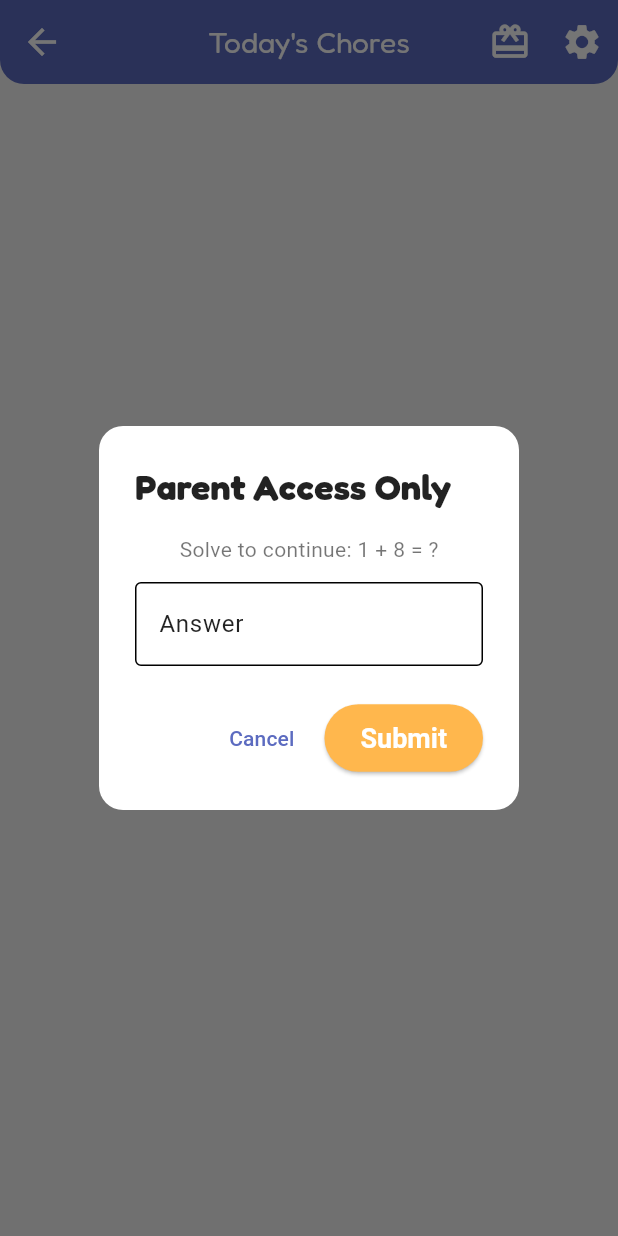
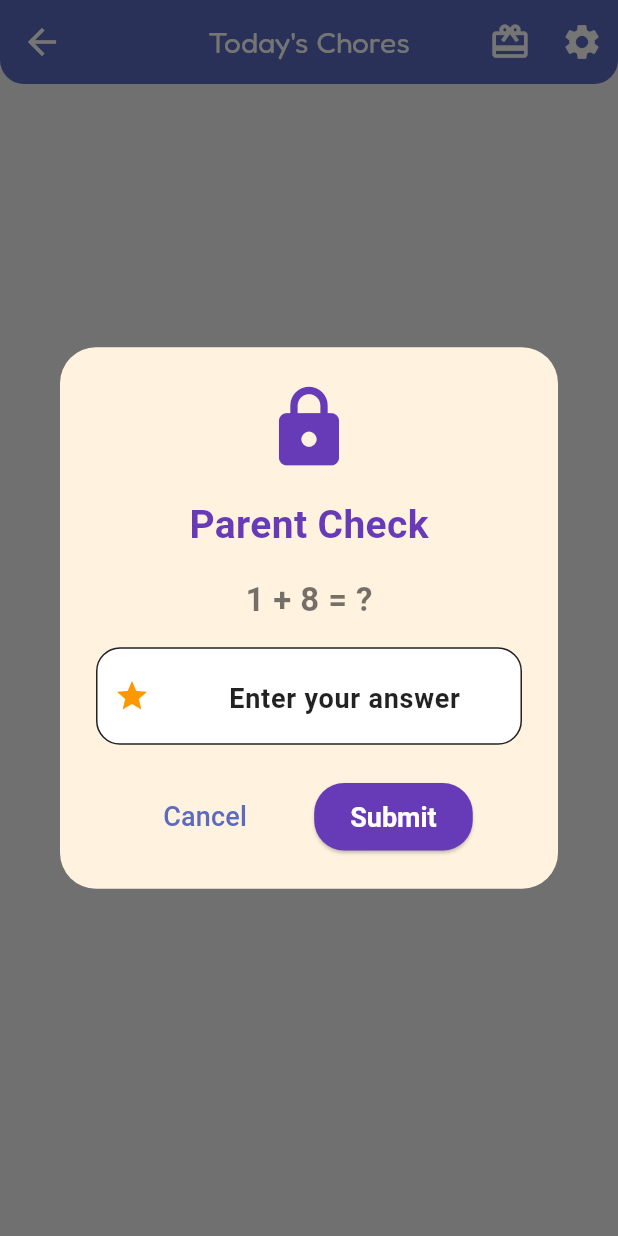
Before and after one commit to shoh-dev/daily_chore_chart_kids, a Flutter app: the HomeScreen screen opened directly, after a tap on the "settings" icon, on a phone screen of 412 x 824 dp. Run offline on Flutter 3.47's test engine with Material 3 defaults, Android fonts, the phone set to English and light mode, and no system bars; our stand-ins replace confetti, flutter_animate, flutter_local_notifications, flutter_riverpod, google_fonts, hive and 4 more; accounts and stored records are empty.

Commit message:
update lock dialog

```diff
--- a/lib/features/home/home_screen.dart
+++ b/lib/features/home/home_screen.dart
@@ -74,8 +74,7 @@ class _HomeScreenState extends ConsumerState<HomeScreen> {
           IconButton(
             icon: const Icon(Icons.settings),
             onPressed: () async {
-              final unlocked =
-                  kDebugMode ? true : await showMathLockDialog(context);
+              final unlocked = await showMathLockDialog(context);
 
               if (unlocked && context.mounted) {
                 Navigator.pushNamed(context, '/settings');
--- a/lib/features/premium/premium_dialog.dart
+++ b/lib/features/premium/premium_dialog.dart
@@ -35,8 +35,7 @@ class PremiumDialog extends StatelessWidget {
           icon: const Icon(Icons.lock_open),
           label: const Text("Upgrade Now"),
           onPressed: () async {
-            final unlocked =
-                kDebugMode ? true : await showMathLockDialog(context);
+            final unlocked = await showMathLockDialog(context);
             if (!unlocked || !context.mounted) return;
 
             Navigator.pop(context);
--- a/lib/ui/widgets/math_lock_dialog.dart
+++ b/lib/ui/widgets/math_lock_dialog.dart
@@ -1,49 +1,120 @@
+import 'package:daily_chore_chart_kids/utils/math_lock_helper.dart';
+import 'package:flutter/foundation.dart';
 import 'package:flutter/material.dart';
-import '../../utils/math_lock_helper.dart';
 
 Future<bool> showMathLockDialog(BuildContext context) async {
-  final q = MathLockHelper.generateQuestion();
   final controller = TextEditingController();
+  final question = MathLockHelper.generateQuestion();
 
-  final result = await showDialog<bool>(
+  if (kDebugMode) return Future.value(true);
+
+  return await showDialog<bool>(
         context: context,
         barrierDismissible: false,
         builder: (_) {
-      return AlertDialog(
-        shape: RoundedRectangleBorder(borderRadius: BorderRadius.circular(16)),
-        title: const Text("Parent Access Only"),
-        content: Column(
+          return Dialog(
+            shape: RoundedRectangleBorder(
+              borderRadius: BorderRadius.circular(24),
+            ),
+            backgroundColor: Colors.orange[50],
+            child: Padding(
+              padding: const EdgeInsets.all(24),
+              child: Column(
                 mainAxisSize: MainAxisSize.min,
                 children: [
-            Text("Solve to continue: ${q.label}"),
-            const SizedBox(height: 12),
+                  const Icon(
+                    Icons.lock_rounded,
+                    size: 60,
+                    color: Colors.deepPurple,
+                  ),
+                  const SizedBox(height: 16),
+                  const Text(
+                    "Parent Check",
+                    style: TextStyle(
+                      fontSize: 26,
+                      fontWeight: FontWeight.bold,
+                      color: Colors.deepPurple,
+                    ),
+                  ),
+                  const SizedBox(height: 16),
+                  Text(
+                    question.label,
+                    style: const TextStyle(
+                      fontSize: 22,
+                      fontWeight: FontWeight.w600,
+                    ),
+                  ),
+                  const SizedBox(height: 16),
                   TextField(
                     controller: controller,
                     keyboardType: TextInputType.number,
-              decoration: const InputDecoration(
-                hintText: "Answer",
-                border: OutlineInputBorder(),
+                    textAlign: TextAlign.center,
+                    style: const TextStyle(
+                      fontSize: 22,
+                      fontWeight: FontWeight.bold,
+                    ),
+                    decoration: InputDecoration(
+                      hintText: "Enter your answer",
+                      hintStyle: const TextStyle(fontSize: 18),
+                      prefixIcon: const Icon(Icons.star, color: Colors.orange),
+                      filled: true,
+                      fillColor: Colors.white,
+                      contentPadding: const EdgeInsets.symmetric(vertical: 16),
+                      border: OutlineInputBorder(
+                        borderRadius: BorderRadius.circular(16),
+                        borderSide: BorderSide(
+                          color: Colors.deepPurple.shade100,
+                        ),
+                      ),
+                      focusedBorder: OutlineInputBorder(
+                        borderRadius: BorderRadius.circular(16),
+                        borderSide: BorderSide(
+                          color: Colors.deepPurple,
+                          width: 2,
+                        ),
+                      ),
+                    ),
+                  ),
+                  const SizedBox(height: 24),
+                  Row(
+                    mainAxisAlignment: MainAxisAlignment.spaceEvenly,
+                    children: [
+                      TextButton(
+                        onPressed: () => Navigator.pop(context, false),
+                        child: const Text(
+                          "Cancel",
+                          style: TextStyle(fontSize: 18),
+                        ),
+                      ),
+                      ElevatedButton(
+                        onPressed: () {
+                          final input = int.tryParse(controller.text.trim());
+                          final correct = input == question.answer;
+                          Navigator.pop(context, correct);
+                        },
+                        style: ElevatedButton.styleFrom(
+                          padding: const EdgeInsets.symmetric(
+                            horizontal: 24,
+                            vertical: 12,
+                          ),
+                          backgroundColor: Colors.deepPurple,
+                          foregroundColor: Colors.white,
+                          shape: RoundedRectangleBorder(
+                            borderRadius: BorderRadius.circular(20),
+                          ),
+                        ),
+                        child: const Text(
+                          "Submit",
+                          style: TextStyle(fontSize: 18),
                         ),
                       ),
                     ],
                   ),
-        actions: [
-          TextButton(
-            onPressed: () => Navigator.of(context).pop(false),
-            child: const Text("Cancel"),
+                ],
               ),
-          ElevatedButton(
-            onPressed: () {
-              final answer = int.tryParse(controller.text.trim());
-              final isCorrect = answer == q.answer;
-              Navigator.of(context).pop(isCorrect);
-            },
-            child: const Text("Submit"),
             ),
-        ],
           );
         },
-  );
-
-  return result ?? false;
+      ) ??
+      false;
 }
```
Lines whose indentation alone changed are shown as unchanged.
